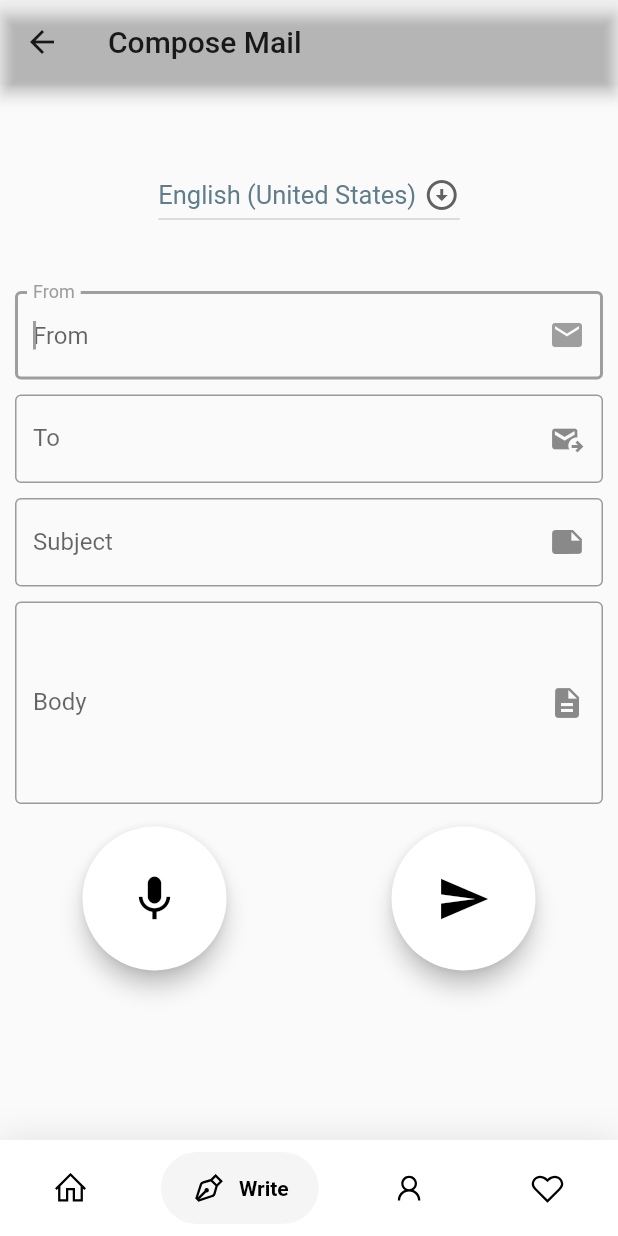
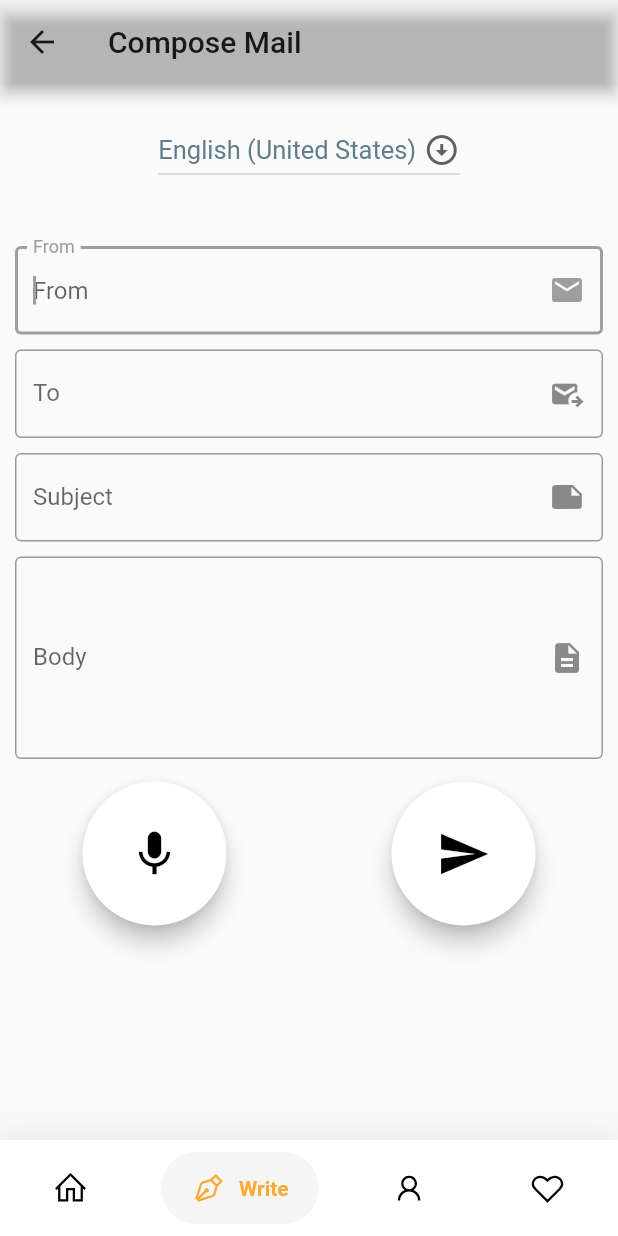
Before and after one commit to austinjb32/email_app_for_blind, a Flutter app: the MainScreen screen opened directly, item 2 of the bottom bar chosen, on a phone screen of 412 x 824 dp. Run offline on Flutter 3.47's test engine with Material 2 defaults, Android fonts, the phone set to English and light mode, and no system bars; drawn by our look-alikes of google_nav_bar; our stand-ins replace animated_splash_screen, cloud_firestore, dio, firebase_auth, firebase_core, firebase_crashlytics and 4 more; missing offline and left inert: text_to_speech; accounts and stored records are empty; network calls fail; statements that could not run were skipped.

Commit message:
"Final Project Commit"

```diff
--- a/lib/screens/compose_mail.dart
+++ b/lib/screens/compose_mail.dart
@@ -2,15 +2,21 @@ import 'dart:async';
 import 'dart:math';
 import 'package:dio/dio.dart';
 import 'package:flutter/material.dart';
-import 'package:google_fonts/google_fonts.dart';
 import 'package:speech_to_text/speech_recognition_error.dart';
 import 'package:speech_to_text/speech_recognition_result.dart';
 import 'package:speech_to_text/speech_to_text.dart';
+import 'package:flutter/services.dart';
 
-bool visible = false;
+
+
+
+
 
 
 class SpeechSampleApp extends StatefulWidget {
+  const SpeechSampleApp({Key? key}) : super(key: key);
+
+
   @override
   _SpeechSampleAppState createState() => _SpeechSampleAppState();
 }
@@ -39,6 +45,8 @@ class _SpeechSampleAppState extends State<SpeechSampleApp> {
   void initState() {
     super.initState();
   }
+
+
 
   /// This initializes SpeechToText. That only has to be done
   /// once per application, though calling it again is harmless
@@ -75,9 +83,12 @@ class _SpeechSampleAppState extends State<SpeechSampleApp> {
 
   }
 
-  @override
+
+    @override
   Widget build(BuildContext context) {
-    return Scaffold(
+
+
+      return Scaffold(
         appBar: AppBar(
           title: Text("Compose Mail"),
           foregroundColor: Colors.black87,
@@ -94,16 +105,6 @@ class _SpeechSampleAppState extends State<SpeechSampleApp> {
                 child: Column(
                   children: <Widget>[
                     InitSpeechWidget(_hasSpeech, initSpeechState),
-                    SizedBox(height: 30.0,),
-                    Visibility(child: Text('The message has been sent',
-                      style: GoogleFonts.ubuntu(
-                        textStyle: Theme.of(context).textTheme.headline4,
-                        fontSize: 15,
-                        fontWeight: FontWeight.w700,
-                        color: Colors.black87,
-                        fontStyle: FontStyle.italic,
-                      ),
-                    ),visible: visible,),
                     SessionOptionsWidget(
                       _currentLocaleId,
                       _switchLang,
@@ -300,6 +301,7 @@ class RecognitionResultsWidget extends StatelessWidget {
                          style: TextStyle(color: Colors.black87),
                           autofocus: true,
                           controller: senderController,
+                         enableIMEPersonalizedLearning: true,
                           decoration: InputDecoration(
                               labelText: "From",
                               hintText: "From",
@@ -311,6 +313,7 @@ class RecognitionResultsWidget extends StatelessWidget {
                           ),TextField(
                           style: TextStyle(color: Colors.black87),
                           controller: emailController,
+                          enableIMEPersonalizedLearning: true,
                           decoration: InputDecoration(
                               labelText: "To",
                               hintText: "To",
@@ -439,7 +442,6 @@ class SpeechControlWidget extends StatelessWidget {
   final void Function() cancelListening;
 
 
-
   @override
   Widget build(BuildContext context) {
 
@@ -450,12 +452,18 @@ class SpeechControlWidget extends StatelessWidget {
         children: <Widget>[
           FloatingActionButton.large(
             onPressed: !hasSpeech || isListening ? null:startListening,
-            child: Icon(Icons.mic),
+            child: IconButton(onPressed:()=>{ HapticFeedback.mediumImpact()}, icon:Icon(Icons.mic),)
+
           ),
           FloatingActionButton.large(
             child: Icon(Icons.send),
             onPressed: () async{
-              visible=true;
+              final snackBar = SnackBar(
+                content: const Text('Message Sent'),
+                backgroundColor: (Colors.black87),
+              );
+              ScaffoldMessenger.of(context).showSnackBar(snackBar);
+              SystemSound.play(SystemSoundType.alert);
       dio.options.contentType= Headers.formUrlEncodedContentType;
 //or works once
       await dio.post(
--- a/lib/screens/login.dart
+++ b/lib/screens/login.dart
@@ -1,7 +1,9 @@
 import 'package:email_project/screens/mainpage.dart';
 import 'package:firebase_auth/firebase_auth.dart';
 import 'package:flutter/material.dart';
+import 'package:flutter/services.dart';
 import 'package:google_fonts/google_fonts.dart';
+
 class LoginPage extends StatefulWidget {
   const LoginPage({Key? key}) : super(key: key);
 
@@ -54,6 +56,7 @@ class _LoginPageState extends State<LoginPage> {
         Container(
           margin: EdgeInsets.symmetric(horizontal: 20.0,vertical: 10),
           child: TextField(
+            enableIMEPersonalizedLearning: true,
             decoration: InputDecoration(
                 labelText: "Username",
                 hintText: "username@example.com",
@@ -88,6 +91,7 @@ class _LoginPageState extends State<LoginPage> {
   Widget submitButton(BuildContext context) {
     return (
         ElevatedButton(onPressed: () async {
+          HapticFeedback.heavyImpact();
           await FirebaseAuth.instance.signInWithEmailAndPassword(
             email: emailController.text.trim(),
             password: passwordController.text,
@@ -124,6 +128,7 @@ class _LoginPageState extends State<LoginPage> {
   Widget signUpButton(BuildContext context) {
     return (
         ElevatedButton(onPressed: () async {
+         HapticFeedback.heavyImpact();
           await FirebaseAuth.instance.createUserWithEmailAndPassword(
             email: emailController.text.trim(),
             password: passwordController.text,
--- a/lib/screens/mainpage.dart
+++ b/lib/screens/mainpage.dart
@@ -1,6 +1,5 @@
 import 'package:email_project/screens/profile.dart';
 import 'package:flutter/material.dart';
-import 'package:curved_navigation_bar/curved_navigation_bar.dart';
 import 'package:google_nav_bar/google_nav_bar.dart';
 import 'package:line_icons/line_icons.dart';
 import 'about.dart';
@@ -47,7 +46,7 @@ class _MainScreenState extends State<MainScreen> {
               rippleColor: Colors.grey[300]!,
               hoverColor: Colors.grey[100]!,
               gap: 8,
-              activeColor: Colors.black,
+              activeColor: Color(0xffF9AA33),
               iconSize: 24,
               padding: EdgeInsets.symmetric(horizontal: 20, vertical: 12),
               duration: Duration(milliseconds: 400),
@@ -57,18 +56,22 @@ class _MainScreenState extends State<MainScreen> {
                 GButton(
                   icon: LineIcons.home,
                   text: 'Home',
+                  haptic: true,
                 ),
                 GButton(
                   icon: LineIcons.penNib,
                   text: 'Write',
+                  haptic: true,
                 ),
                 GButton(
                   icon: LineIcons.user,
                   text: 'Profile',
+                  haptic: true,
                 ),
                 GButton(
                   icon: LineIcons.heart,
-                  text:'About Us'
+                  text:'About Us',
+                  haptic: true,
                 ),
               ],
               selectedIndex: _selectedIndex,
--- a/pubspec.yaml
+++ b/pubspec.yaml
@@ -53,6 +53,10 @@ dependencies:
   getwidget: ^3.0.1
   google_nav_bar: ^5.0.6
   line_icons: ^2.0.1
+  audioplayers: ^1.0.1
+  audioplayers_android: ^1.0.1
+  assets_audio_player: ^3.0.5
+  vibrate: ^0.0.4
 
 dev_dependencies:
   flutter_test:
```
Also changed, not shown: lib/screens/about.dart (+29 -2 lines), pubspec.lock, 5 other files.
